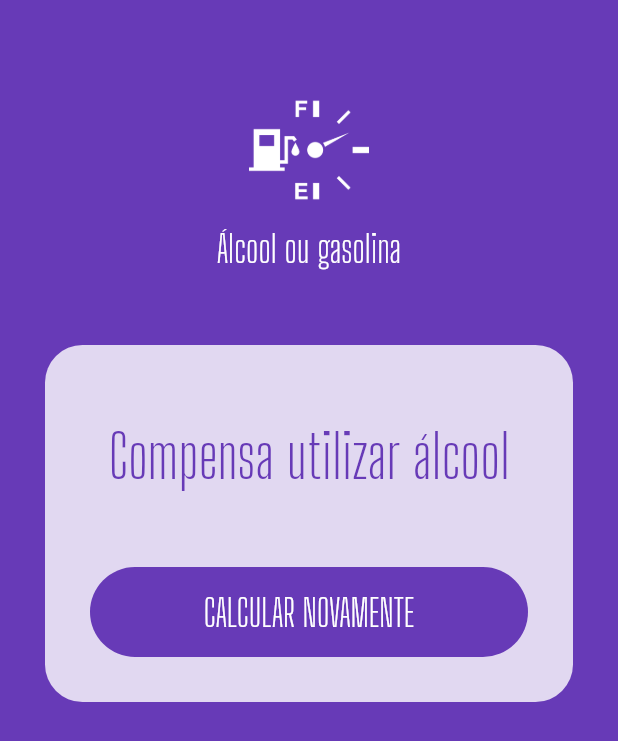
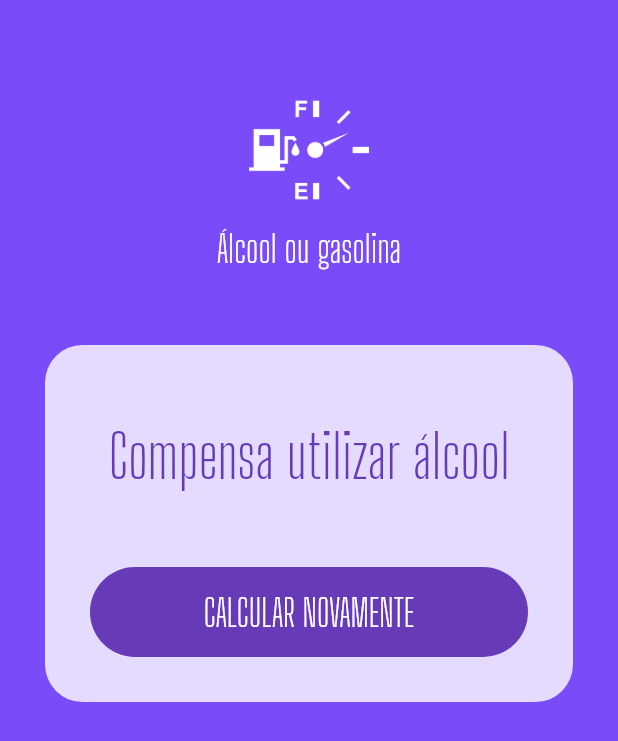
Before and after one commit to westefns-souza/flutter-alcool-ou-gasolina, a Flutter app: the screen it shows after launch, after a tap on "CALCULAR", on a phone screen of 412 x 824 dp. Shown: the top 741 px of the screen. Run offline on Flutter 3.47's test engine with Material 2 defaults, Android fonts, the phone set to English and light mode, and no system bars; our stand-ins replace flutter_masked_text.

Commit message:
Aula Animando o Fundo

```diff
--- a/lib/pages/home.page.dart
+++ b/lib/pages/home.page.dart
@@ -10,6 +10,7 @@ class HomePage extends StatefulWidget {
 }
 
 class _HomePageState extends State<HomePage> {
+  Color _color = Colors.deepPurple;
   var _gasCtrl = new MoneyMaskedTextController();
   var _alcCtrl = new MoneyMaskedTextController();
   var _busy = false;
@@ -20,7 +21,10 @@ class _HomePageState extends State<HomePage> {
   Widget build(BuildContext context) {
     return Scaffold(
       backgroundColor: Theme.of(context).primaryColor,
-      body: ListView(
+      body: AnimatedContainer(
+        duration: Duration(milliseconds: 1200),
+        color: _color,
+        child: ListView(
           children: [
             Logo(),
             _completed
@@ -36,6 +40,7 @@ class _HomePageState extends State<HomePage> {
                   ),
           ],
         ),
+      ),
     );
   }
 
@@ -49,6 +54,7 @@ class _HomePageState extends State<HomePage> {
     double res = alc / gas;
 
     setState(() {
+      _color = Colors.deepPurpleAccent;
       _completed = false;
       _busy = true;
     });
@@ -69,6 +75,7 @@ class _HomePageState extends State<HomePage> {
 
   reset() {
     setState(() {
+      _color = Colors.deepPurple;
       _gasCtrl = new MoneyMaskedTextController();
       _alcCtrl = new MoneyMaskedTextController();
       _completed = false;
```
Lines whose indentation alone changed are shown as unchanged.
